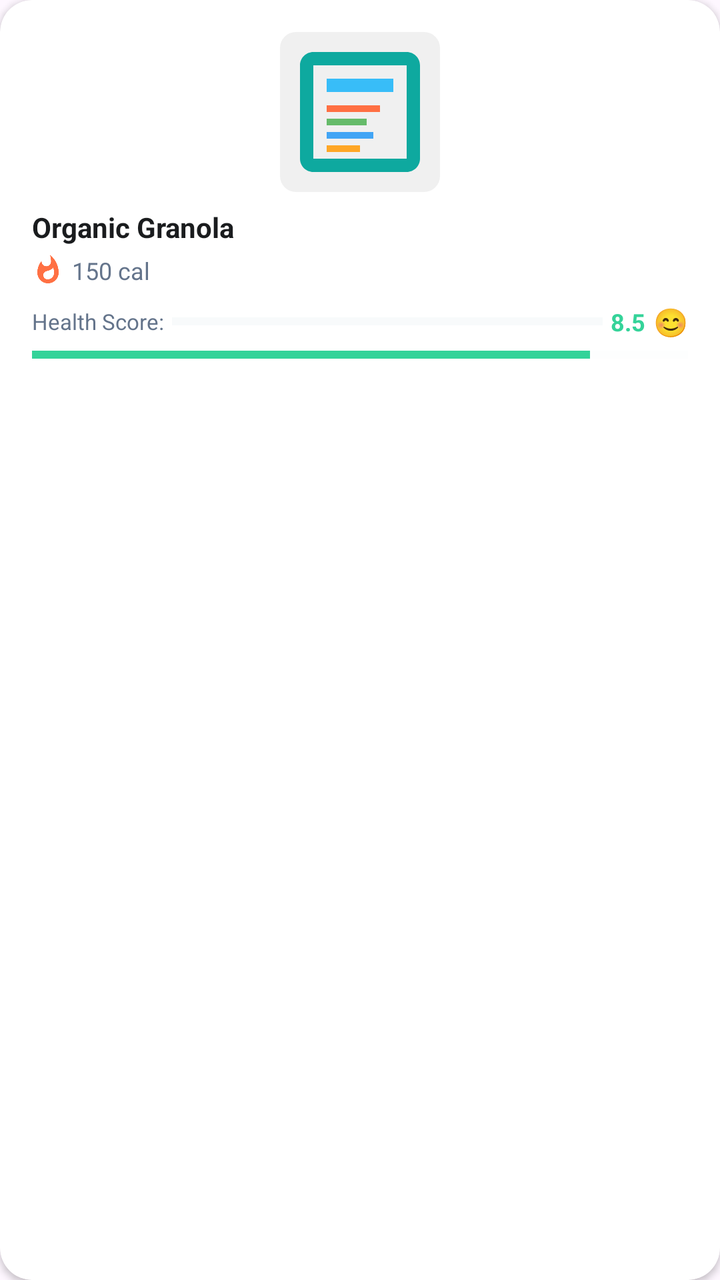
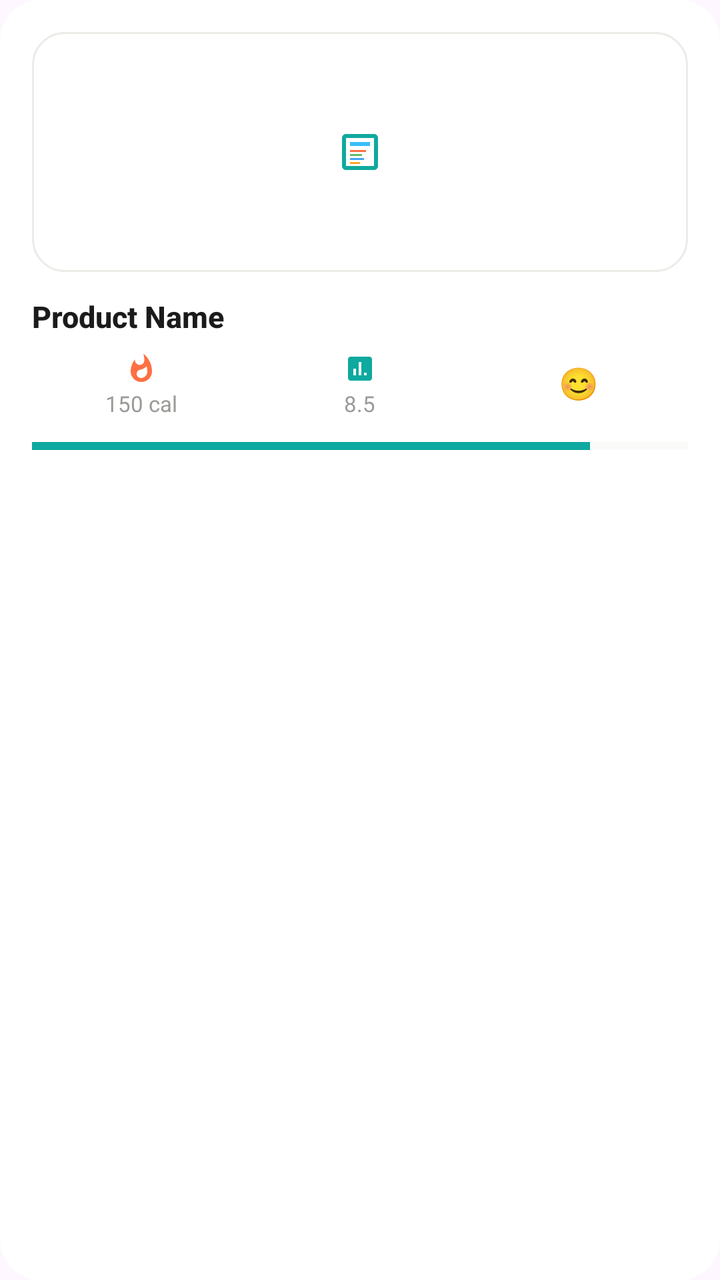

An Android layout rendered at two revisions. The XML below is the earlier revision; the diff shows what the commit changed to produce the second picture.
<!-- AndroidManifest.xml: application theme Theme.HealthScanner -->
<!-- res/layout/item_recent_scan_enhanced.xml -->
<?xml version="1.0" encoding="utf-8"?>
<androidx.cardview.widget.CardView xmlns:android="http://schemas.android.com/apk/res/android"
    xmlns:app="http://schemas.android.com/apk/res-auto"
    xmlns:tools="http://schemas.android.com/tools"
    android:layout_width="160dp"
    android:layout_height="200dp"
    android:layout_margin="@dimen/spacing_sm"
    app:cardCornerRadius="16dp"
    app:cardElevation="@dimen/elevation_sm"
    app:cardBackgroundColor="@color/white"
    android:foreground="?attr/selectableItemBackground">

    <androidx.constraintlayout.widget.ConstraintLayout
        android:layout_width="match_parent"
        android:layout_height="match_parent"
        android:padding="@dimen/spacing_md">

        
        <ImageView
            android:id="@+id/productImage"
            android:layout_width="80dp"
            android:layout_height="80dp"
            android:src="@drawable/ic_nutrition_facts"
            android:scaleType="centerCrop"
            android:background="@drawable/shimmer_placeholder"
            android:contentDescription="Product Image"
            app:layout_constraintTop_toTopOf="parent"
            app:layout_constraintStart_toStartOf="parent"
            app:layout_constraintEnd_toEndOf="parent" />

        
        <TextView
            android:id="@+id/productName"
            android:layout_width="0dp"
            android:layout_height="wrap_content"
            android:text="Organic Granola"
            android:textSize="14sp"
            android:textStyle="bold"
            android:textColor="@color/health_text_primary"
            android:maxLines="2"
            android:ellipsize="end"
            android:layout_marginTop="@dimen/spacing_sm"
            app:layout_constraintTop_toBottomOf="@+id/productImage"
            app:layout_constraintStart_toStartOf="parent"
            app:layout_constraintEnd_toEndOf="parent" />

        
        <LinearLayout
            android:id="@+id/caloriesLayout"
            android:layout_width="wrap_content"
            android:layout_height="wrap_content"
            android:orientation="horizontal"
            android:gravity="center_vertical"
            android:layout_marginTop="@dimen/spacing_xs"
            app:layout_constraintTop_toBottomOf="@+id/productName"
            app:layout_constraintStart_toStartOf="parent">

            <ImageView
                android:layout_width="16dp"
                android:layout_height="16dp"
                android:src="@drawable/ic_calories"
                android:contentDescription="Calories"
                app:tint="@color/calories_color"
                android:layout_marginEnd="@dimen/spacing_xs" />

            <TextView
                android:id="@+id/caloriesText"
                android:layout_width="wrap_content"
                android:layout_height="wrap_content"
                android:text="150 cal"
                android:textSize="12sp"
                android:textColor="@color/health_text_secondary" />

        </LinearLayout>

        
        <LinearLayout
            android:id="@+id/healthScoreLayout"
            android:layout_width="0dp"
            android:layout_height="wrap_content"
            android:orientation="horizontal"
            android:gravity="center_vertical"
            android:layout_marginTop="@dimen/spacing_sm"
            app:layout_constraintTop_toBottomOf="@+id/caloriesLayout"
            app:layout_constraintStart_toStartOf="parent"
            app:layout_constraintEnd_toEndOf="parent">

            <TextView
                android:layout_width="wrap_content"
                android:layout_height="wrap_content"
                android:text="Health Score:"
                android:textSize="11sp"
                android:textColor="@color/health_text_secondary" />

            <View
                android:layout_width="0dp"
                android:layout_height="4dp"
                android:layout_weight="1"
                android:layout_marginStart="@dimen/spacing_xs"
                android:layout_marginEnd="@dimen/spacing_xs"
                android:background="@color/health_bg_light" />

            <TextView
                android:id="@+id/healthScoreText"
                android:layout_width="wrap_content"
                android:layout_height="wrap_content"
                android:text="8.5"
                android:textSize="12sp"
                android:textStyle="bold"
                android:textColor="@color/health_mint_green" />

            <TextView
                android:id="@+id/healthEmoji"
                android:layout_width="wrap_content"
                android:layout_height="wrap_content"
                android:text="😊"
                android:textSize="14sp"
                android:layout_marginStart="@dimen/spacing_xs" />

        </LinearLayout>

        
        <ProgressBar
            android:id="@+id/healthScoreProgress"
            style="?android:attr/progressBarStyleHorizontal"
            android:layout_width="0dp"
            android:layout_height="6dp"
            android:progress="85"
            android:max="100"
            android:progressTint="@color/health_mint_green"
            android:progressBackgroundTint="@color/health_bg_light"
            android:layout_marginTop="@dimen/spacing_xs"
            app:layout_constraintTop_toBottomOf="@+id/healthScoreLayout"
            app:layout_constraintStart_toStartOf="parent"
            app:layout_constraintEnd_toEndOf="parent" />

    </androidx.constraintlayout.widget.ConstraintLayout>

</androidx.cardview.widget.CardView>
<!-- resources referenced by this layout -->
<resources>
  <color name="calories_color">#FF7043</color>
  <color name="health_bg_light">@color/md_theme_light_background</color>
  <color name="health_mint_green">#34D399</color>
  <color name="health_text_primary">@color/md_theme_light_onBackground</color>
  <color name="health_text_secondary">@color/md_theme_light_onSurfaceVariant</color>
  <color name="white">#FFFFFFFF</color>
  <dimen name="elevation_sm">2dp</dimen>
  <dimen name="spacing_md">16dp</dimen>
  <dimen name="spacing_sm">8dp</dimen>
  <dimen name="spacing_xs">4dp</dimen>
  <!-- drawable ic_calories (drawable) -->
  <?xml version="1.0" encoding="utf-8"?>
  <vector xmlns:android="http://schemas.android.com/apk/res/android"
      android:width="24dp"
      android:height="24dp"
      android:viewportWidth="24"
      android:viewportHeight="24">
      <path
          android:fillColor="#FF6B35"
          android:pathData="M13.5,0.67s0.74,2.65 0.74,4.8c0,2.06 -1.35,3.73 -3.41,3.73 -2.07,0 -3.63,-1.67 -3.63,-3.73l0.03,-0.36C5.21,7.51 4,10.62 4,14c0,4.42 3.58,8 8,8s8,-3.58 8,-8C20,8.61 17.41,3.8 13.5,0.67zM11.71,19c-1.78,0 -3.22,-1.4 -3.22,-3.14 0,-1.62 1.05,-2.76 2.81,-3.12 1.77,-0.36 3.6,-1.21 4.62,-2.58 0.39,1.29 0.59,2.65 0.59,4.04 0,2.65 -2.15,4.8 -4.8,4.8z" />
  </vector>
  <!-- drawable shimmer_placeholder (drawable) -->
  <?xml version="1.0" encoding="utf-8"?>
  <shape xmlns:android="http://schemas.android.com/apk/res/android">
      <solid android:color="@color/shimmer_base" />
      <corners android:radius="@dimen/shimmer_corner_radius" />
  </shape>
  <style name="Theme.HealthScanner" parent="Base.Theme.HealthScanner">
          
          <item name="windowActionBar">false</item>
          <item name="windowNoTitle">true</item>
          <item name="android:windowDrawsSystemBarBackgrounds">true</item>
      </style>
  <color name="md_theme_light_background">#F8FAFB</color>
  <color name="md_theme_light_onBackground">#1A1C1E</color>
  <color name="md_theme_light_onSurfaceVariant">#64748B</color>
  <color name="md_theme_light_primary">#0EA99F</color>
  <color name="md_theme_light_secondary">#38BDF8</color>
  <color name="protein_color">#66BB6A</color>
  <color name="carbs_color">#42A5F5</color>
  <color name="fat_color">#FFA726</color>
  <color name="shimmer_base">@color/shimmer_base_light</color>
  <dimen name="shimmer_corner_radius">8dp</dimen>
  <color name="shimmer_base_light">#F0F0F0</color>
  <color name="md_theme_light_onPrimary">#FFFFFF</color>
  <color name="md_theme_light_primaryContainer">#C5F5F1</color>
  <color name="md_theme_light_onPrimaryContainer">#00332F</color>
  <color name="md_theme_light_onSecondary">#FFFFFF</color>
  <color name="md_theme_light_secondaryContainer">#E0F2FE</color>
  <color name="md_theme_light_onSecondaryContainer">#0C4A6E</color>
  <color name="md_theme_light_tertiary">#FFB74D</color>
  <color name="md_theme_light_onTertiary">#FFFFFF</color>
  <color name="md_theme_light_tertiaryContainer">#FFECB3</color>
  <color name="md_theme_light_onTertiaryContainer">#2E1B00</color>
  <color name="md_theme_light_error">#E53935</color>
  <color name="md_theme_light_onError">#FFFFFF</color>
  <color name="md_theme_light_errorContainer">#FFEBEE</color>
  <color name="md_theme_light_onErrorContainer">#B71C1C</color>
  <color name="md_theme_light_surface">#FFFFFF</color>
  <color name="md_theme_light_onSurface">#1A1C1E</color>
  <color name="md_theme_light_surfaceVariant">#F1F5F9</color>
  <color name="md_theme_light_surfaceContainer">#F8FAFC</color>
  <color name="md_theme_light_outline">#E2E8F0</color>
  <color name="md_theme_light_inverseSurface">#2C2C2C</color>
  <color name="md_theme_light_inverseOnSurface">#F5F5F5</color>
  <color name="md_theme_light_inversePrimary">#3CCF91</color>
  <color name="navigation_bar_light">#FFFFFF</color>
  <color name="ripple_light">#1A0EA99F</color>
  <!-- unchanged entries left out for length: 2 -->
</resources>

<!-- the commit's change to res/layout/item_recent_scan_enhanced.xml (unified diff, before → after) -->
@@ -2,138 +2,143 @@
 <androidx.cardview.widget.CardView xmlns:android="http://schemas.android.com/apk/res/android"
     xmlns:app="http://schemas.android.com/apk/res-auto"
     xmlns:tools="http://schemas.android.com/tools"
-    android:layout_width="160dp"
-    android:layout_height="200dp"
-    android:layout_margin="@dimen/spacing_sm"
-    app:cardCornerRadius="16dp"
-    app:cardElevation="@dimen/elevation_sm"
-    app:cardBackgroundColor="@color/white"
+    android:layout_width="200dp"
+    android:layout_height="wrap_content"
+    android:layout_marginEnd="12dp"
+    app:cardCornerRadius="20dp"
+    app:cardElevation="0dp"
+    app:cardBackgroundColor="#FFFFFF"
     android:foreground="?attr/selectableItemBackground">
 
-    <androidx.constraintlayout.widget.ConstraintLayout
+    <LinearLayout
         android:layout_width="match_parent"
-        android:layout_height="match_parent"
-        android:padding="@dimen/spacing_md">
+        android:layout_height="wrap_content"
+        android:orientation="vertical"
+        android:padding="16dp">
 
         
-        <ImageView
-            android:id="@+id/productImage"
-            android:layout_width="80dp"
-            android:layout_height="80dp"
-            android:src="@drawable/ic_nutrition_facts"
-            android:scaleType="centerCrop"
-            android:background="@drawable/shimmer_placeholder"
-            android:contentDescription="Product Image"
-            app:layout_constraintTop_toTopOf="parent"
-            app:layout_constraintStart_toStartOf="parent"
-            app:layout_constraintEnd_toEndOf="parent" />
+        <FrameLayout
+            android:layout_width="match_parent"
+            android:layout_height="120dp"
+            android:layout_marginBottom="12dp">
+
+            <ImageView
+                android:id="@+id/productImage"
+                android:layout_width="match_parent"
+                android:layout_height="match_parent"
+                android:src="@drawable/ic_nutrition_facts"
+                android:scaleType="centerInside"
+                android:background="@drawable/bg_stat_chip"
+                android:padding="24dp"
+                android:contentDescription="Product Image" />
+        </FrameLayout>
 
         
         <TextView
             android:id="@+id/productName"
-            android:layout_width="0dp"
+            android:layout_width="match_parent"
             android:layout_height="wrap_content"
-            android:text="Organic Granola"
-            android:textSize="14sp"
+            android:text="Product Name"
+            android:textSize="15sp"
             android:textStyle="bold"
-            android:textColor="@color/health_text_primary"
+            android:textColor="#1B1B1B"
+            android:fontFamily="sans-serif-medium"
             android:maxLines="2"
-            android:ellipsize="end"
-            android:layout_marginTop="@dimen/spacing_sm"
-            app:layout_constraintTop_toBottomOf="@+id/productImage"
-            app:layout_constraintStart_toStartOf="parent"
-            app:layout_constraintEnd_toEndOf="parent" />
+            android:ellipsize="end" />
 
         
         <LinearLayout
-            android:id="@+id/caloriesLayout"
-            android:layout_width="wrap_content"
+            android:layout_width="match_parent"
             android:layout_height="wrap_content"
             android:orientation="horizontal"
             android:gravity="center_vertical"
-            android:layout_marginTop="@dimen/spacing_xs"
-            app:layout_constraintTop_toBottomOf="@+id/productName"
-            app:layout_constraintStart_toStartOf="parent">
+            android:layout_marginTop="8dp"
+            android:layout_marginBottom="4dp">
 
-            <ImageView
-                android:layout_width="16dp"
-                android:layout_height="16dp"
-                android:src="@drawable/ic_calories"
-                android:contentDescription="Calories"
-                app:tint="@color/calories_color"
-                android:layout_marginEnd="@dimen/spacing_xs" />
+            
+            <LinearLayout
+                android:layout_width="0dp"
+                android:layout_height="wrap_content"
+                android:layout_weight="1"
+                android:orientation="vertical"
+                android:gravity="center">
 
-            <TextView
-                android:id="@+id/caloriesText"
-                android:layout_width="wrap_content"
+                <ImageView
+                    android:layout_width="16dp"
+                    android:layout_height="16dp"
+                    android:src="@drawable/ic_calories"
+                    android:contentDescription="Calories"
+                    app:tint="@color/calories_color" />
+
+                <TextView
+                    android:id="@+id/caloriesText"
+                    android:layout_width="wrap_content"
+                    android:layout_height="wrap_content"
+                    android:text="150 cal"
+                    android:textSize="11sp"
+                    android:textColor="#999B96"
+                    android:fontFamily="sans-serif"
+                    android:layout_marginTop="2dp" />
+            </LinearLayout>
+
+            
+            <LinearLayout
+                android:layout_width="0dp"
                 android:layout_height="wrap_content"
-                android:text="150 cal"
-                android:textSize="12sp"
-                android:textColor="@color/health_text_secondary" />
+                android:layout_weight="1"
+                android:orientation="vertical"
+                android:gravity="center">
 
-        </LinearLayout>
+                <ImageView
+                    android:layout_width="16dp"
+                    android:layout_height="16dp"
+                    android:src="@drawable/ic_health_score"
+                    android:contentDescription="Health Score"
+                    app:tint="@color/health_teal" />
 
-        
-        <LinearLayout
-            android:id="@+id/healthScoreLayout"
-            android:layout_width="0dp"
-            android:layout_height="wrap_content"
-            android:orientation="horizontal"
-            android:gravity="center_vertical"
-            android:layout_marginTop="@dimen/spacing_sm"
-            app:layout_constraintTop_toBottomOf="@+id/caloriesLayout"
-            app:layout_constraintStart_toStartOf="parent"
-            app:layout_constraintEnd_toEndOf="parent">
+                <TextView
+                    android:id="@+id/healthScoreText"
+                    android:layout_width="wrap_content"
+                    android:layout_height="wrap_content"
+                    android:text="8.5"
+                    android:textSize="11sp"
+                    android:textColor="#999B96"
+                    android:fontFamily="sans-serif"
+                    android:layout_marginTop="2dp" />
+            </LinearLayout>
 
-            <TextView
-                android:layout_width="wrap_content"
+            
+            <LinearLayout
+                android:layout_width="0dp"
                 android:layout_height="wrap_content"
-                android:text="Health Score:"
-                android:textSize="11sp"
-                android:textColor="@color/health_text_secondary" />
+                android:layout_weight="1"
+                android:orientation="vertical"
+                android:gravity="center">
 
-            <View
-                android:layout_width="0dp"
-                android:layout_height="4dp"
-                android:layout_weight="1"
-                android:layout_marginStart="@dimen/spacing_xs"
-                android:layout_marginEnd="@dimen/spacing_xs"
-                android:background="@color/health_bg_light" />
+                <TextView
+                    android:id="@+id/healthEmoji"
+                    android:layout_width="wrap_content"
+                    android:layout_height="wrap_content"
+                    android:text="😊"
+                    android:textSize="16sp" />
 
-            <TextView
-                android:id="@+id/healthScoreText"
-                android:layout_width="wrap_content"
-                android:layout_height="wrap_content"
-                android:text="8.5"
-                android:textSize="12sp"
-                android:textStyle="bold"
-                android:textColor="@color/health_mint_green" />
-
-            <TextView
-                android:id="@+id/healthEmoji"
-                android:layout_width="wrap_content"
-                android:layout_height="wrap_content"
-                android:text="😊"
-                android:textSize="14sp"
-                android:layout_marginStart="@dimen/spacing_xs" />
-
+                <View
+                    android:layout_width="16dp"
+                    android:layout_height="2dp" />
+            </LinearLayout>
         </LinearLayout>
 
         
         <ProgressBar
             android:id="@+id/healthScoreProgress"
             style="?android:attr/progressBarStyleHorizontal"
-            android:layout_width="0dp"
-            android:layout_height="6dp"
+            android:layout_width="match_parent"
+            android:layout_height="4dp"
             android:progress="85"
             android:max="100"
-            android:progressTint="@color/health_mint_green"
-            android:progressBackgroundTint="@color/health_bg_light"
-            android:layout_marginTop="@dimen/spacing_xs"
-            app:layout_constraintTop_toBottomOf="@+id/healthScoreLayout"
-            app:layout_constraintStart_toStartOf="parent"
-            app:layout_constraintEnd_toEndOf="parent" />
-
-    </androidx.constraintlayout.widget.ConstraintLayout>
+            android:progressTint="@color/health_teal"
+            android:progressBackgroundTint="#EAECE7"
+            android:layout_marginTop="8dp" />
+    </LinearLayout>
 
 </androidx.cardview.widget.CardView>
<!-- resource entries referenced after the edit -->
@@ -1,15 +1,18 @@
 <!-- resources referenced by this layout -->
 <resources>
   <color name="calories_color">#FF7043</color>
-  <color name="health_bg_light">@color/md_theme_light_background</color>
-  <color name="health_mint_green">#34D399</color>
+  <color name="health_teal">#0EA99F</color>
+  <!-- drawable bg_stat_chip (drawable) -->
+  <?xml version="1.0" encoding="utf-8"?>
+  <shape xmlns:android="http://schemas.android.com/apk/res/android"
+      android:shape="rectangle">
+      <solid android:color="#FFFFFF" />
+      <corners android:radius="16dp" />
+      <stroke
+          android:width="1dp"
+          android:color="#EAECE7" />
+  </shape>
   <color name="health_text_primary">@color/md_theme_light_onBackground</color>
-  <color name="health_text_secondary">@color/md_theme_light_onSurfaceVariant</color>
-  <color name="white">#FFFFFFFF</color>
-  <dimen name="elevation_sm">2dp</dimen>
-  <dimen name="spacing_md">16dp</dimen>
-  <dimen name="spacing_sm">8dp</dimen>
-  <dimen name="spacing_xs">4dp</dimen>
   <!-- drawable ic_calories (drawable) -->
   <?xml version="1.0" encoding="utf-8"?>
   <vector xmlns:android="http://schemas.android.com/apk/res/android"
@@ -21,12 +24,18 @@
           android:fillColor="#FF6B35"
           android:pathData="M13.5,0.67s0.74,2.65 0.74,4.8c0,2.06 -1.35,3.73 -3.41,3.73 -2.07,0 -3.63,-1.67 -3.63,-3.73l0.03,-0.36C5.21,7.51 4,10.62 4,14c0,4.42 3.58,8 8,8s8,-3.58 8,-8C20,8.61 17.41,3.8 13.5,0.67zM11.71,19c-1.78,0 -3.22,-1.4 -3.22,-3.14 0,-1.62 1.05,-2.76 2.81,-3.12 1.77,-0.36 3.6,-1.21 4.62,-2.58 0.39,1.29 0.59,2.65 0.59,4.04 0,2.65 -2.15,4.8 -4.8,4.8z" />
   </vector>
-  <!-- drawable shimmer_placeholder (drawable) -->
+  <!-- drawable ic_health_score (drawable) -->
   <?xml version="1.0" encoding="utf-8"?>
-  <shape xmlns:android="http://schemas.android.com/apk/res/android">
-      <solid android:color="@color/shimmer_base" />
-      <corners android:radius="@dimen/shimmer_corner_radius" />
-  </shape>
+  <vector xmlns:android="http://schemas.android.com/apk/res/android"
+      android:width="24dp"
+      android:height="24dp"
+      android:viewportWidth="24"
+      android:viewportHeight="24">
+  
+      <path
+          android:fillColor="@color/health_text_primary"
+          android:pathData="M19,3H5C3.9,3 3,3.9 3,5v14c0,1.1 0.9,2 2,2h14c1.1,0 2-0.9 2-2V5c0-1.1-0.9-2-2-2zM9,17H7v-5h2v5zM13,17h-2V7h2v10zM17,17h-2v-2h2v2z"/>
+  </vector>
   <style name="Theme.HealthScanner" parent="Base.Theme.HealthScanner">
           
           <item name="windowActionBar">false</item>
@@ -41,9 +50,6 @@
   <color name="protein_color">#66BB6A</color>
   <color name="carbs_color">#42A5F5</color>
   <color name="fat_color">#FFA726</color>
-  <color name="shimmer_base">@color/shimmer_base_light</color>
-  <dimen name="shimmer_corner_radius">8dp</dimen>
-  <color name="shimmer_base_light">#F0F0F0</color>
   <color name="md_theme_light_onPrimary">#FFFFFF</color>
   <color name="md_theme_light_primaryContainer">#C5F5F1</color>
   <color name="md_theme_light_onPrimaryContainer">#00332F</color>
